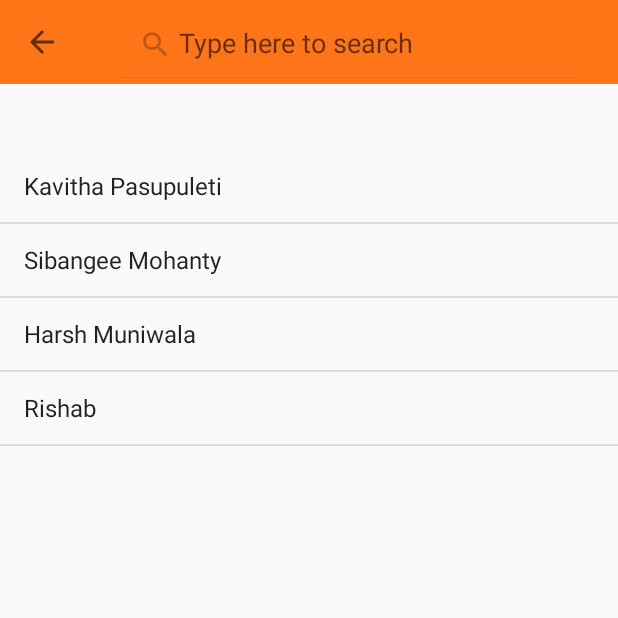
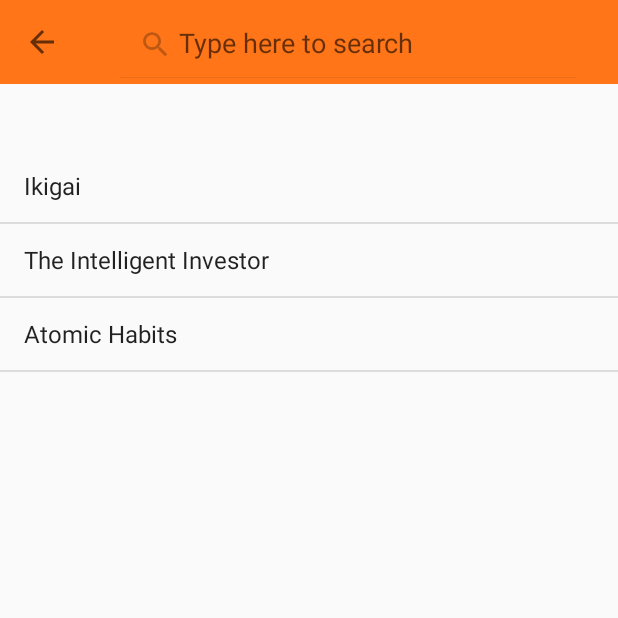
Before and after one commit to kavitha565/android_project, an Android app: the HomeActivity screen opened directly, with no data from a screen before it, after a tap on "Search", on a phone screen of 412 x 824 dp, the top half of it. Run offline under Robolectric (Android 15) with nearby library versions, the phone set to English and light mode, and no system bars; our stand-ins replace Firebase (no records; nobody signed in at launch, a user with empty details on screens opened directly).

```diff
--- a/app/src/main/AndroidManifest.xml
+++ b/app/src/main/AndroidManifest.xml
@@ -6,9 +6,9 @@
         android:allowBackup="true"
         android:dataExtractionRules="@xml/data_extraction_rules"
         android:fullBackupContent="@xml/backup_rules"
-        android:icon="@mipmap/ic_launcher_round"
+        android:icon="@drawable/logooo"
         android:label="@string/app_name"
-        android:roundIcon="@mipmap/ic_launcher_round"
+        android:roundIcon="@drawable/logooo"
         android:supportsRtl="true"
         android:theme="@style/Theme.ExchangeLibrary"
         tools:targetApi="31">
--- a/app/src/main/java/com/example/exchangelibrary/HomeActivity.java
+++ b/app/src/main/java/com/example/exchangelibrary/HomeActivity.java
@@ -44,8 +44,8 @@
     NavigationView navigationView;
     Toolbar toolbar;
     ListView listView;
-    ArrayList<String>  initName = new ArrayList<>(Arrays.asList("Kavitha Pasupuleti", "Sibangee Mohanty", "Harsh Muniwala", "Rishab"));
-    ArrayList<String>  name = new ArrayList<>(Arrays.asList("Kavitha Pasupuleti", "Sibangee Mohanty", "Harsh Muniwala", "Rishab"));
+    ArrayList<String>  initName = new ArrayList<>(Arrays.asList("Ikigai", "The Intelligent Investor", "Atomic Habits"));
+    ArrayList<String>  name = new ArrayList<>(Arrays.asList("Ikigai", "The Intelligent Investor", "Atomic Habits"));
     ArrayList<String>  tempArr = name;
     boolean isSearching = false;
     ArrayAdapter<String> arrayAdapter;
```
Also changed, not shown: app/src/main/res/drawable/logooo.png (added).
